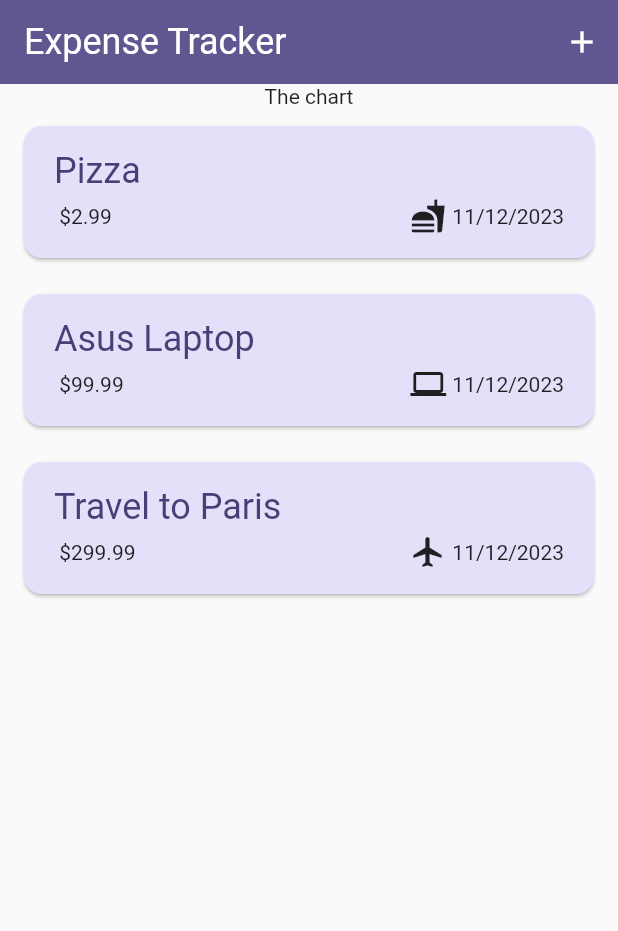
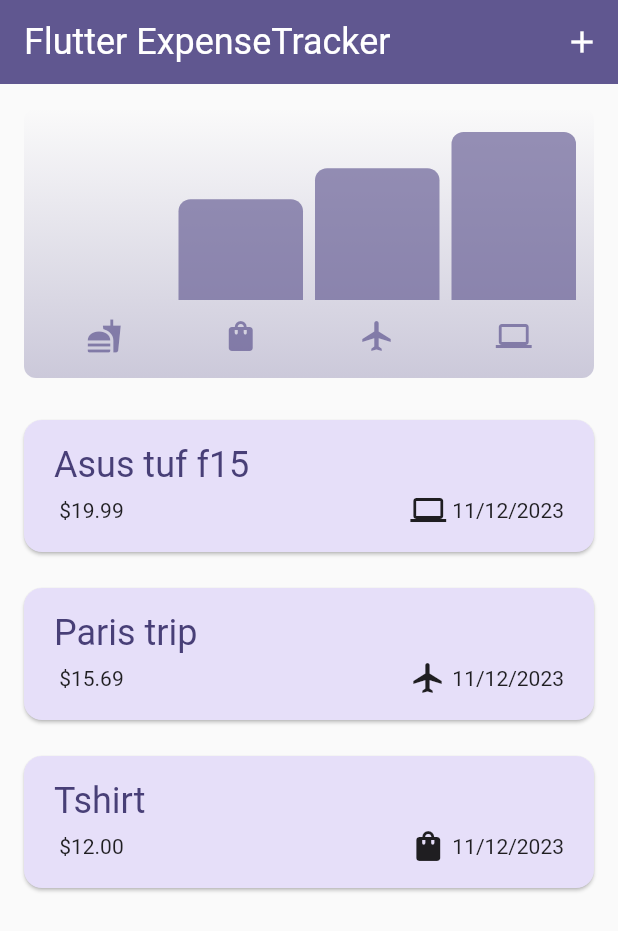
Before and after one commit to Rishi-Mishra0704/expense_app, a Flutter app: the screen it shows after launch, on a phone screen of 412 x 824 dp. Shown: the top 931 px of the screen. Run offline on Flutter 3.47's test engine with Material 2 defaults, Android fonts, the phone set to English and light mode, and no system bars.

Commit message:
add chart to ui

```diff
--- a/lib/widgets/expenses.dart
+++ b/lib/widgets/expenses.dart
@@ -1,13 +1,15 @@
+import 'package:expense_tracker/widgets/new_expense.dart';
 import 'package:flutter/material.dart';
 
+import 'package:expense_tracker/widgets/expenses_list/expenses_list.dart';
 import 'package:expense_tracker/models/expense.dart';
-import 'package:expense_tracker/widgets/expenses_list/expenses_list.dart';
-import 'package:expense_tracker/widgets/new_expense.dart';
+import 'package:expense_tracker/widgets/chart/chart.dart';
 
 class Expenses extends StatefulWidget {
   const Expenses({super.key});
+
   @override
-  State<StatefulWidget> createState() {
+  State<Expenses> createState() {
     return _ExpensesState();
   }
 }
@@ -15,26 +17,26 @@ class Expenses extends StatefulWidget {
 class _ExpensesState extends State<Expenses> {
   final List<Expense> _registeredExpenses = [
     Expense(
-      title: "Pizza",
-      amount: 2.99,
-      date: DateTime.now(),
-      category: Category.food,
-    ),
-    Expense(
-      title: "Asus Laptop",
-      amount: 99.99,
+      title: 'Asus tuf f15',
+      amount: 19.99,
       date: DateTime.now(),
       category: Category.tech,
     ),
     Expense(
-      title: "Travel to Paris",
-      amount: 299.99,
+      title: 'Paris trip',
+      amount: 15.69,
       date: DateTime.now(),
       category: Category.travel,
     ),
+    Expense(
+      title: 'Tshirt',
+      amount: 12,
+      date: DateTime.now(),
+      category: Category.clothing,
+    ),
   ];
 
-  void _openAddExpenseModal() {
+  void _openAddExpenseOverlay() {
     showModalBottomSheet(
       isScrollControlled: true,
       context: context,
@@ -49,35 +51,33 @@ class _ExpensesState extends State<Expenses> {
   }
 
   void _removeExpense(Expense expense) {
-    final index = _registeredExpenses.indexOf(expense);
-
+    final expenseIndex = _registeredExpenses.indexOf(expense);
     setState(() {
       _registeredExpenses.remove(expense);
     });
     ScaffoldMessenger.of(context).clearSnackBars();
     ScaffoldMessenger.of(context).showSnackBar(
       SnackBar(
-        content: const Text('Expense removed!'),
-        duration: const Duration(seconds: 2),
+        duration: const Duration(seconds: 3),
+        content: const Text('Expense deleted.'),
         action: SnackBarAction(
           label: 'Undo',
           onPressed: () {
-            setState(
-              () {
-                _registeredExpenses.insert(index, expense);
-              },
-            );
+            setState(() {
+              _registeredExpenses.insert(expenseIndex, expense);
+            });
           },
         ),
       ),
     );
   }
 
-  @override
+   @override
   Widget build(BuildContext context) {
     Widget mainContent = const Center(
-      child: Text('No expenses Found!'),
+      child: Text('No expenses found. Start adding some!'),
     );
+
     if (_registeredExpenses.isNotEmpty) {
       mainContent = ExpensesList(
         expenses: _registeredExpenses,
@@ -86,18 +86,18 @@ class _ExpensesState extends State<Expenses> {
     }
 
     return Scaffold(
+      appBar: AppBar(
+        title: const Text('Flutter ExpenseTracker'),
+        actions: [
+          IconButton(
+            onPressed: _openAddExpenseOverlay,
+            icon: const Icon(Icons.add),
+          ),
+        ],
+      ),
       body: Column(
         children: [
-          AppBar(
-            title: const Text('Expense Tracker'),
-            actions: [
-              IconButton(
-                onPressed: _openAddExpenseModal,
-                icon: const Icon(Icons.add),
-              ),
-            ],
-          ),
-          const Text('The chart'),
+          Chart(expenses: _registeredExpenses),
           Expanded(
             child: mainContent,
           ),
```
